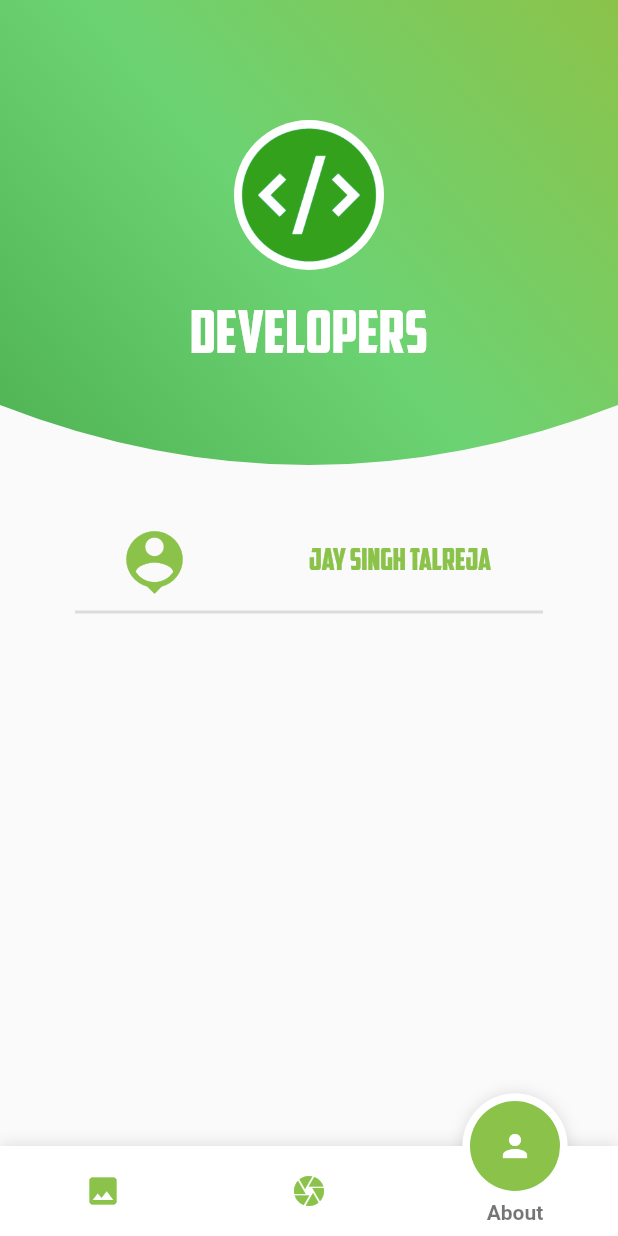
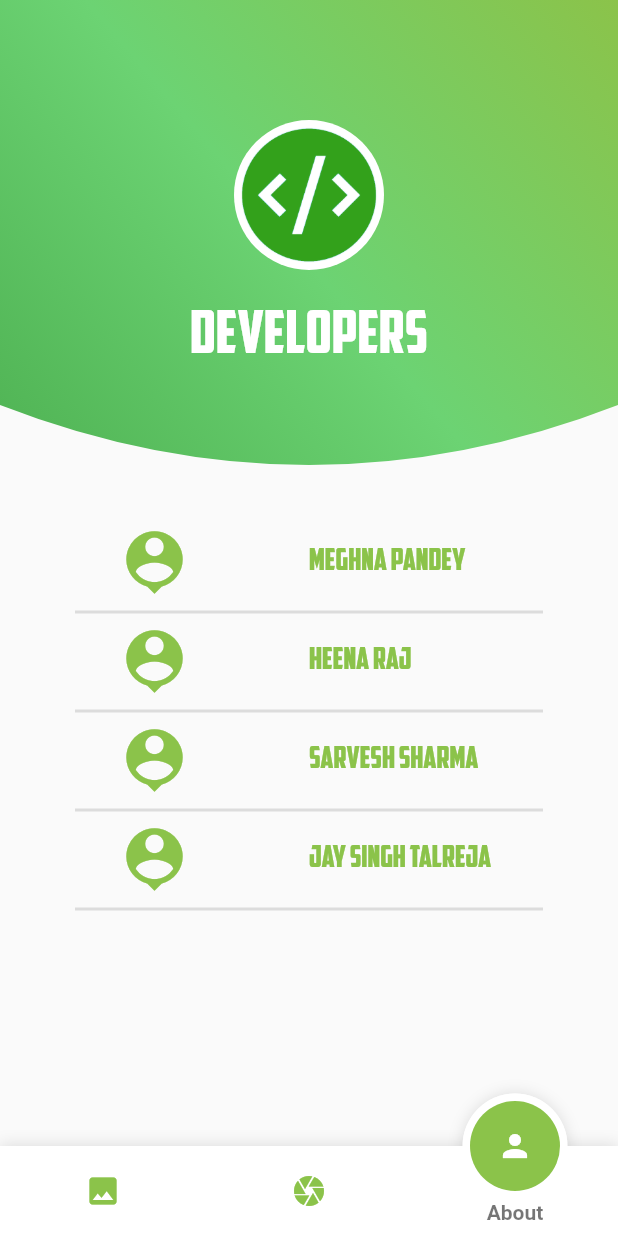
Before and after one commit to JaySinghTalreja/Plant-Health, a Flutter app: the screen it shows after launch, item 3 of the bottom bar chosen, on a phone screen of 412 x 824 dp. Run offline on Flutter 3.47's test engine with Material 2 defaults, Android fonts, the phone set to English and light mode, and no system bars; drawn by our look-alikes of fancy_bottom_navigation; our stand-ins replace animated_text_kit, argon_buttons_flutter, flutter_spinkit, image_picker; missing offline and left inert: animated_widgets, progress_button.

Commit message:
Added Developers Contrib

```diff
--- a/lib/ui/about.dart
+++ b/lib/ui/about.dart
@@ -51,6 +51,39 @@ class _AboutState extends State<About> {
                 child: Icon(Icons.person_pin, size: 50,color: Colors.lightGreen,),
               ),
               Expanded(
+                child: Text("Meghna Pandey", style: TextStyle(fontSize: 20, fontFamily: "AmericanCaptain", color: Colors.lightGreen)),
+              ),
+            ],
+          ),
+          Divider(indent: 50.0,endIndent: 50.0,thickness: 2,),
+          Row(
+            children: <Widget>[
+              Expanded(
+                child: Icon(Icons.person_pin, size: 50,color: Colors.lightGreen,),
+              ),
+              Expanded(
+                child: Text("Heena Raj", style: TextStyle(fontSize: 20, fontFamily: "AmericanCaptain", color: Colors.lightGreen)),
+              ),
+            ],
+          ),
+          Divider(indent: 50.0,endIndent: 50.0,thickness: 2,),
+          Row(
+            children: <Widget>[
+              Expanded(
+                child: Icon(Icons.person_pin, size: 50,color: Colors.lightGreen,),
+              ),
+              Expanded(
+                child: Text("Sarvesh Sharma", style: TextStyle(fontSize: 20, fontFamily: "AmericanCaptain", color: Colors.lightGreen)),
+              ),
+            ],
+          ),
+          Divider(indent: 50.0,endIndent: 50.0,thickness: 2,),
+          Row(
+            children: <Widget>[
+              Expanded(
+                child: Icon(Icons.person_pin, size: 50,color: Colors.lightGreen,),
+              ),
+              Expanded(
                 child: Text("Jay Singh Talreja", style: TextStyle(fontSize: 20, fontFamily: "AmericanCaptain", color: Colors.lightGreen)),
               ),
             ],
```
